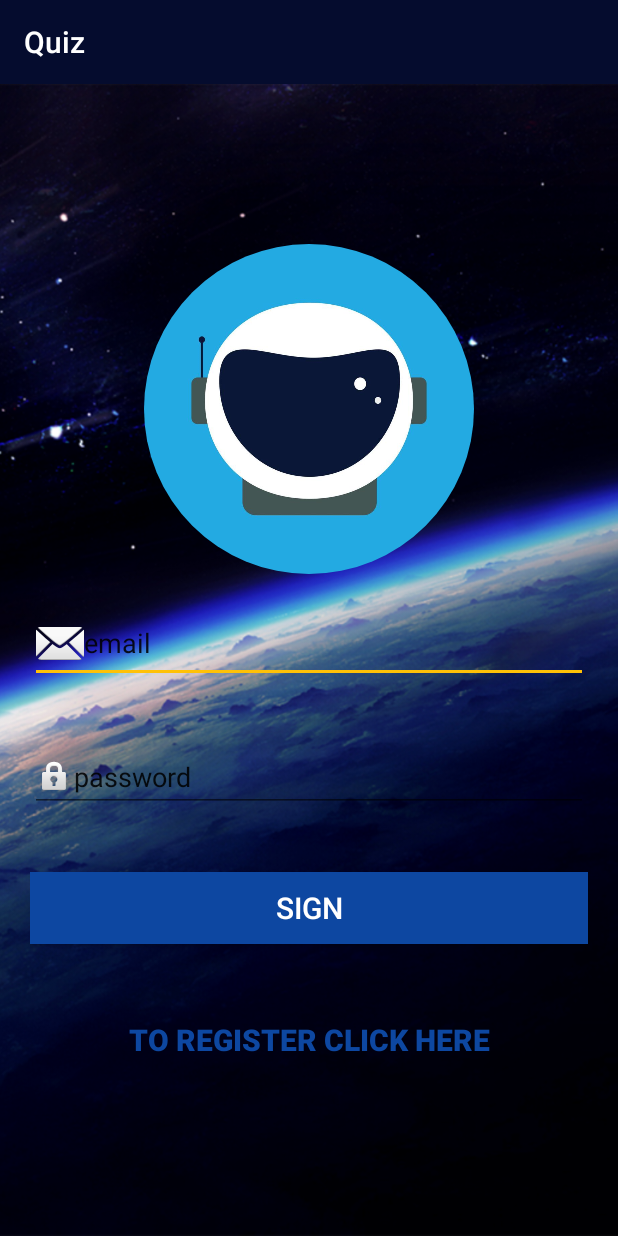
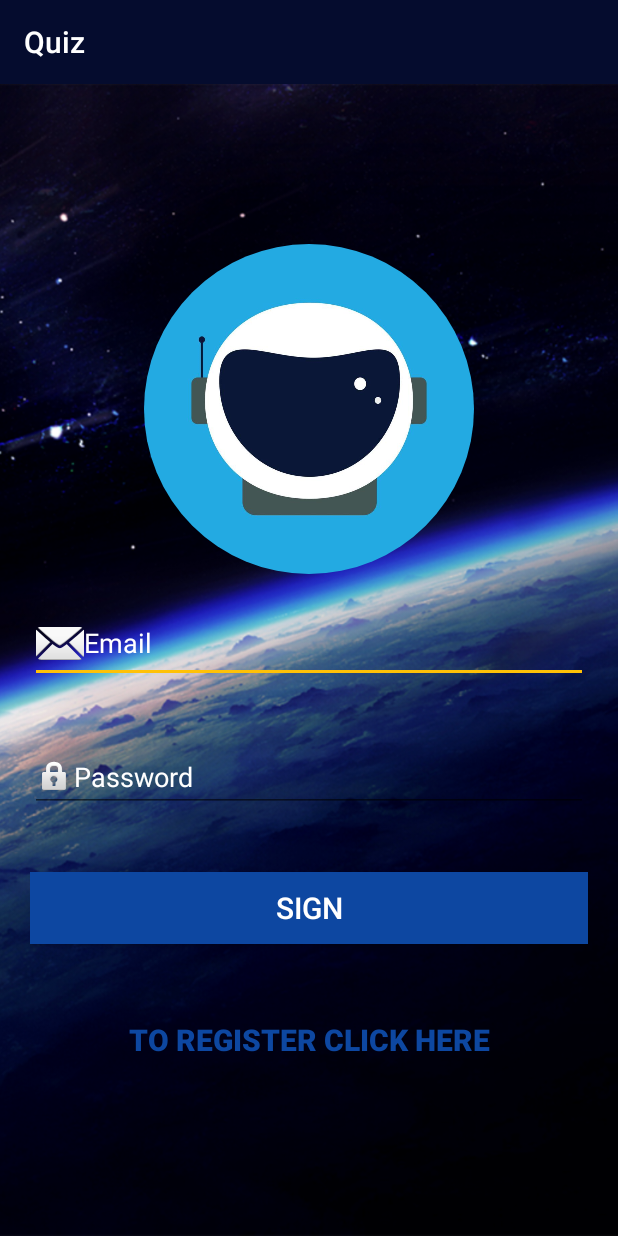
Before and after one commit to dalal1601/Quiz, an Android app: the screen it shows after launch (MainActivity), on a phone screen of 412 x 824 dp. Run offline under Robolectric (Android 15) with nearby library versions, the phone set to English and light mode, and no system bars; our stand-ins replace CircleImageView, Firebase (no records; nobody signed in at launch, a user with empty details on screens opened directly).

```diff
--- a/app/src/main/java/com/example/quiz/Quiz1.java
+++ b/app/src/main/java/com/example/quiz/Quiz1.java
@@ -50,7 +50,7 @@ public class Quiz1 extends AppCompatActivity {
             @Override
             public void onClick(View v) {
                 if(rg.getCheckedRadioButtonId()==-1){
-                    Toast.makeText(getApplicationContext(),"please ....",Toast.LENGTH_SHORT).show();
+                    Toast.makeText(getApplicationContext(),"please choose your answer",Toast.LENGTH_SHORT).show();
 
                 }else{
                     rb=findViewById(rg.getCheckedRadioButtonId());
--- a/app/src/main/java/com/example/quiz/Quiz2.java
+++ b/app/src/main/java/com/example/quiz/Quiz2.java
@@ -40,7 +40,7 @@ public class Quiz2 extends AppCompatActivity {
         Next=findViewById(R.id.next_button);
         ///////////
         Intent i1=getIntent();
-        Score= i1.getIntExtra("Score",0);
+        Score= i1.getIntExtra("score",0);
         ////////////
         /////timer
         timerTextView = findViewById(R.id.timer_text_view); // Assuming you have a TextView to display the timer
@@ -54,7 +54,7 @@ public class Quiz2 extends AppCompatActivity {
             @Override
             public void onClick(View v) {
                 if(rg.getCheckedRadioButtonId()==-1){
-                    Toast.makeText(getApplicationContext(),"please ....",Toast.LENGTH_SHORT).show();
+                    Toast.makeText(getApplicationContext(),"please choose your answer",Toast.LENGTH_SHORT).show();
 
                 }else{
                     rb=findViewById(rg.getCheckedRadioButtonId());
--- a/app/src/main/java/com/example/quiz/Quiz3.java
+++ b/app/src/main/java/com/example/quiz/Quiz3.java
@@ -40,7 +40,7 @@ public class Quiz3 extends AppCompatActivity {
         Next=findViewById(R.id.next_button);
         ///////////
         Intent i1=getIntent();
-        Score= i1.getIntExtra("Score",0);
+        Score= i1.getIntExtra("score",0);
         ////////////
         /////timer
         timerTextView = findViewById(R.id.timer_text_view); // Assuming you have a TextView to display the timer
@@ -54,7 +54,7 @@ public class Quiz3 extends AppCompatActivity {
             @Override
             public void onClick(View v) {
                 if(rg.getCheckedRadioButtonId()==-1){
-                    Toast.makeText(getApplicationContext(),"please ....",Toast.LENGTH_SHORT).show();
+                    Toast.makeText(getApplicationContext(),"please choose your answer",Toast.LENGTH_SHORT).show();
 
                 }else{
                     rb=findViewById(rg.getCheckedRadioButtonId());
--- a/app/src/main/java/com/example/quiz/Quiz4.java
+++ b/app/src/main/java/com/example/quiz/Quiz4.java
@@ -40,7 +40,7 @@ public class Quiz4 extends AppCompatActivity {
         Next=findViewById(R.id.next_button);
         ///////////
         Intent i1=getIntent();
-        Score= i1.getIntExtra("Score",0);
+        Score= i1.getIntExtra("score",0);
         ////////////
         /////timer
         timerTextView = findViewById(R.id.timer_text_view); // Assuming you have a TextView to display the timer
@@ -54,7 +54,7 @@ public class Quiz4 extends AppCompatActivity {
             @Override
             public void onClick(View v) {
                 if(rg.getCheckedRadioButtonId()==-1){
-                    Toast.makeText(getApplicationContext(),"please ....",Toast.LENGTH_SHORT).show();
+                    Toast.makeText(getApplicationContext(),"please choose your answer",Toast.LENGTH_SHORT).show();
 
                 }else{
                     rb=findViewById(rg.getCheckedRadioButtonId());
--- a/app/src/main/java/com/example/quiz/Quiz5.java
+++ b/app/src/main/java/com/example/quiz/Quiz5.java
@@ -40,7 +40,7 @@ public class Quiz5 extends AppCompatActivity {
         Next=findViewById(R.id.next_button);
         ///////////
         Intent i1=getIntent();
-        Score= i1.getIntExtra("Score",0);
+        Score= i1.getIntExtra("score",0);
         ////////////
         /////timer
         timerTextView = findViewById(R.id.timer_text_view); // Assuming you have a TextView to display the timer
@@ -54,7 +54,7 @@ public class Quiz5 extends AppCompatActivity {
             @Override
             public void onClick(View v) {
                 if(rg.getCheckedRadioButtonId()==-1){
-                    Toast.makeText(getApplicationContext(),"please ....",Toast.LENGTH_SHORT).show();
+                    Toast.makeText(getApplicationContext(),"please choose your answer",Toast.LENGTH_SHORT).show();
 
                 }else{
                     rb=findViewById(rg.getCheckedRadioButtonId());
--- a/app/src/main/java/com/example/quiz/Score.java
+++ b/app/src/main/java/com/example/quiz/Score.java
@@ -32,8 +32,8 @@ public class Score extends AppCompatActivity {
         blogout = findViewById(R.id.logout_button);
         Intent i1=getIntent();
         score = i1.getIntExtra("score", 0);
-        tvscore.setText(score * 100 / 5 + "%");
-        pd.setProgress(score * 100 / 5);
+        tvscore.setText(score * 20 +"%");
+        pd.setProgress(score * 20 );
 
         btry.setOnClickListener(new View.OnClickListener() {
             @Override
--- a/app/src/main/res/layout/activity_main.xml
+++ b/app/src/main/res/layout/activity_main.xml
@@ -32,7 +32,10 @@
             android:layout_marginTop="20dp"
             android:layout_marginBottom="20dp"
             android:drawableLeft="@android:drawable/ic_dialog_email"
-            android:text="email" />
+            android:hint="Email"
+            android:textColorHint="@color/white"
+            android:textColor="@color/white"
+            />
 
         <EditText
             android:id="@+id/pswd"
@@ -41,7 +44,10 @@
             android:layout_marginTop="20dp"
             android:layout_marginBottom="20dp"
             android:drawableLeft="@android:drawable/ic_lock_idle_lock"
-            android:text="password" />
+            android:hint="Password"
+            android:textColorHint="@color/white"
+            android:textColor="@color/white"
+            />
 
         <Button
             android:id="@+id/sign"
```
